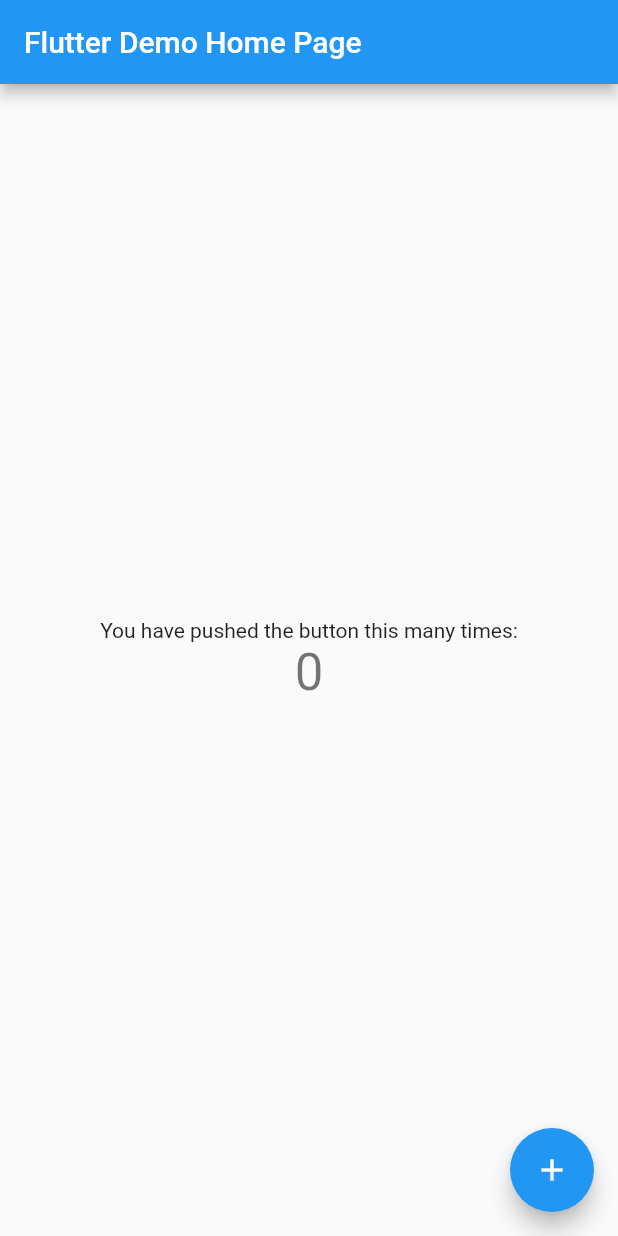
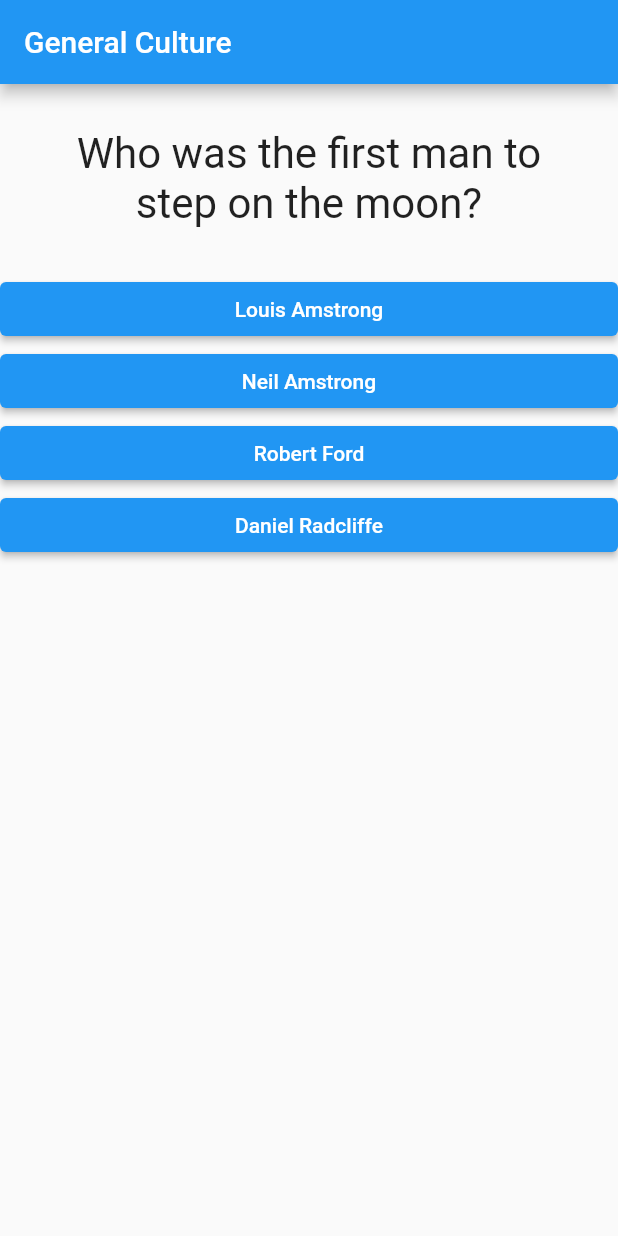
Before and after one commit to SantamariaRamosJ/flutter_project, a Flutter app: the screen it shows after launch, on a phone screen of 412 x 824 dp. Run offline on Flutter 3.47's test engine with Material 2 defaults, Android fonts, the phone set to English and light mode, and no system bars.

Commit message:
first commit

```diff
--- /dev/null
+++ b/lib/answer.dart
@@ -0,0 +1,16 @@
+import 'package:flutter/material.dart';
+
+class Answer extends StatelessWidget {
+  final Function selectHandler;
+  final String answerText;
+
+  Answer(this.selectHandler, this.answerText);
+
+  @override
+  Widget build(BuildContext context) {
+    return Container(
+      width: double.infinity,
+      child: ElevatedButton(child: Text(answerText), onPressed: selectHandler),
+    );
+  }
+}
--- a/lib/main.dart
+++ b/lib/main.dart
@@ -1,113 +1,83 @@
 import 'package:flutter/material.dart';
 
-void main() {
-  runApp(MyApp());
-}
+import './quiz.dart';
 
-class MyApp extends StatelessWidget {
-  // This widget is the root of your application.
+import './result.dart';
+
+void main() => runApp(MyApp());
+
+class MyApp extends StatefulWidget {
   @override
-  Widget build(BuildContext context) {
-    return MaterialApp(
-      title: 'Flutter Demo',
-      theme: ThemeData(
-        // This is the theme of your application.
-        //
-        // Try running your application with "flutter run". You'll see the
-        // application has a blue toolbar. Then, without quitting the app, try
-        // changing the primarySwatch below to Colors.green and then invoke
-        // "hot reload" (press "r" in the console where you ran "flutter run",
-        // or simply save your changes to "hot reload" in a Flutter IDE).
-        // Notice that the counter didn't reset back to zero; the application
-        // is not restarted.
-        primarySwatch: Colors.blue,
-      ),
-      home: MyHomePage(title: 'Flutter Demo Home Page'),
-    );
+  State<StatefulWidget> createState() {
+    return _MyAppState();
   }
 }
 
-class MyHomePage extends StatefulWidget {
-  MyHomePage({Key key, this.title}) : super(key: key);
+class _MyAppState extends State<MyApp> {
+  final _questions = const [
+    {
+      'questionText': 'Who was the first man to step on the moon?',
+      'answers': [
+        {'text': 'Louis Amstrong', 'score': 5},
+        {'text': 'Neil Amstrong', 'score': 10},
+        {'text': 'Robert Ford', 'score': 3},
+        {'text': 'Daniel Radcliffe', 'score': 0},
+      ],
+    },
+    {
+      'questionText': 'What is the value of PI?',
+      'answers': [
+        {'text': '3.14159', 'score': 10},
+        {'text': '3.14555', 'score': 3},
+        {'text': '3.14478', 'score': 0},
+        {'text': '3.14897', 'score': 5},
+      ],
+    },
+    {
+      'questionText': 'Who invented the first car?',
+      'answers': [
+        {'text': 'Ken Kobayashi', 'score': 0},
+        {'text': 'Henry Ford', 'score': 5},
+        {'text': 'Nicolas-Joseph Cugnot', 'score': 10},
+        {'text': 'Jujiro Matsuda', 'score': 3},
+      ],
+    },
+  ];
 
-  // This widget is the home page of your application. It is stateful, meaning
-  // that it has a State object (defined below) that contains fields that affect
-  // how it looks.
+  var _questionIndex = 0;
+  var _totalScore = 0;
 
-  // This class is the configuration for the state. It holds the values (in this
-  // case the title) provided by the parent (in this case the App widget) and
-  // used by the build method of the State. Fields in a Widget subclass are
-  // always marked "final".
+  void _resetQuiz() {
+    setState(() {
+      _questionIndex = 0;
+      _totalScore = 0;
+    });
+  }
 
-  final String title;
+  void _answerQuestion(int score) {
+    _totalScore += score;
 
-  @override
-  _MyHomePageState createState() => _MyHomePageState();
-}
-
-class _MyHomePageState extends State<MyHomePage> {
-  int _counter = 0;
-
-  void _incrementCounter() {
     setState(() {
-      // This call to setState tells the Flutter framework that something has
-      // changed in this State, which causes it to rerun the build method below
-      // so that the display can reflect the updated values. If we changed
-      // _counter without calling setState(), then the build method would not be
-      // called again, and so nothing would appear to happen.
-      _counter = _counter + 2;
+      _questionIndex = _questionIndex + 1;
     });
+    print(_questionIndex);
   }
 
   @override
   Widget build(BuildContext context) {
-    // This method is rerun every time setState is called, for instance as done
-    // by the _incrementCounter method above.
-    //
-    // The Flutter framework has been optimized to make rerunning build methods
-    // fast, so that you can just rebuild anything that needs updating rather
-    // than having to individually change instances of widgets.
-    return Scaffold(
-      appBar: AppBar(
-        // Here we take the value from the MyHomePage object that was created by
-        // the App.build method, and use it to set our appbar title.
-        title: Text(widget.title),
+    return MaterialApp(
+      home: Scaffold(
+        appBar: AppBar(
+          title: Text('General Culture'),
+        ),
+        body: _questionIndex < _questions.length
+            ? Quiz(
+                answerQuestion: _answerQuestion,
+                questionIndex: _questionIndex,
+                questions: _questions,
+              )
+            : Result(_totalScore, _resetQuiz),
       ),
-      body: Center(
-        // Center is a layout widget. It takes a single child and positions it
-        // in the middle of the parent.
-        child: Column(
-          // Column is also a layout widget. It takes a list of children and
-          // arranges them vertically. By default, it sizes itself to fit its
-          // children horizontally, and tries to be as tall as its parent.
-          //
-          // Invoke "debug painting" (press "p" in the console, choose the
-          // "Toggle Debug Paint" action from the Flutter Inspector in Android
-          // Studio, or the "Toggle Debug Paint" command in Visual Studio Code)
-          // to see the wireframe for each widget.
-          //
-          // Column has various properties to control how it sizes itself and
-          // how it positions its children. Here we use mainAxisAlignment to
-          // center the children vertically; the main axis here is the vertical
-          // axis because Columns are vertical (the cross axis would be
-          // horizontal).
-          mainAxisAlignment: MainAxisAlignment.center,
-          children: <Widget>[
-            Text(
-              'You have pushed the button this many times:',
-            ),
-            Text(
-              '$_counter',
-              style: Theme.of(context).textTheme.headline4,
-            ),
-          ],
-        ),
-      ),
-      floatingActionButton: FloatingActionButton(
-        onPressed: _incrementCounter,
-        tooltip: 'Increment',
-        child: Icon(Icons.add),
-      ), // This trailing comma makes auto-formatting nicer for build methods.
     );
   }
 }
--- /dev/null
+++ b/lib/question.dart
@@ -0,0 +1,20 @@
+import 'package:flutter/material.dart';
+
+class Question extends StatelessWidget {
+  final String questionText;
+
+  Question(this.questionText);
+
+  @override
+  Widget build(BuildContext context) {
+    return Container(
+      width: double.infinity,
+      margin: EdgeInsets.all(30),
+      child: Text(
+        questionText,
+        style: TextStyle(fontSize: 28),
+        textAlign: TextAlign.center,
+      ),
+    );
+  }
+}
--- /dev/null
+++ b/lib/quiz.dart
@@ -0,0 +1,29 @@
+import 'package:flutter/material.dart';
+
+import './question.dart';
+
+import './answer.dart';
+
+class Quiz extends StatelessWidget {
+  final List<Map<String, Object>> questions;
+  final int questionIndex;
+  final Function answerQuestion;
+
+  Quiz(
+      {@required this.questions,
+      @required this.answerQuestion,
+      @required this.questionIndex});
+
+  @override
+  Widget build(BuildContext context) {
+    return Column(
+      children: [
+        Question(questions[questionIndex]['questionText']),
+        ...(questions[questionIndex]['answers'] as List<Map<String, Object>>)
+            .map((answer) {
+          return Answer(() => answerQuestion(answer['score']), answer['text']);
+        }).toList()
+      ],
+    );
+  }
+}
--- /dev/null
+++ b/lib/result.dart
@@ -0,0 +1,41 @@
+import 'package:flutter/material.dart';
+
+class Result extends StatelessWidget {
+  final int resultScore;
+
+  final Function resetHandler;
+
+  Result(this.resultScore, this.resetHandler);
+
+  String get resultPhrase {
+    String resultText;
+    if (resultScore == 30) {
+      resultText = 'You are really smart!';
+    } else if (resultScore <= 15) {
+      resultText = 'Too close... you can do it better';
+    } else if (resultScore >= 9) {
+      resultText = ' You are... strange';
+    } else if (resultScore >= 0) {
+      resultText = 'You are so bad...';
+    }
+    return resultText;
+  }
+
+  @override
+  Widget build(BuildContext context) {
+    return Center(
+        child: Column(
+      children: <Widget>[
+        Text(
+          resultPhrase,
+          style: TextStyle(fontSize: 36, fontWeight: FontWeight.bold),
+          textAlign: TextAlign.center,
+        ),
+        TextButton(
+          child: Text('Restart Quiz'),
+          onPressed: resetHandler,
+        ),
+      ],
+    ));
+  }
+}
```
Also changed, not shown: firebase.json (added), 2 other files.
